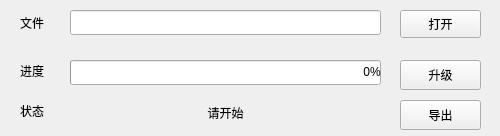
Qt form M-NetUpgradeTool/tftp/tftpwidget.ui (ChinaClever/CleverTool) before a commit.
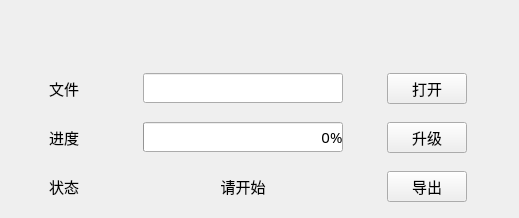
The same form after that commit.

```diff
--- a/M-NetUpgradeTool/tftp/tftpwidget.ui
+++ b/M-NetUpgradeTool/tftp/tftpwidget.ui
@@ -6,139 +6,276 @@
    <rect>
     <x>0</x>
     <y>0</y>
-    <width>500</width>
-    <height>136</height>
+    <width>519</width>
+    <height>218</height>
    </rect>
   </property>
+  <property name="font">
+   <font>
+    <family>微软雅黑</family>
+    <pointsize>11</pointsize>
+   </font>
+  </property>
   <property name="windowTitle">
    <string>Form</string>
   </property>
-  <widget class="QLabel" name="stateLab">
-   <property name="geometry">
-    <rect>
-     <x>70</x>
-     <y>100</y>
-     <width>311</width>
-     <height>25</height>
-    </rect>
+  <layout class="QVBoxLayout" name="verticalLayout">
+   <property name="spacing">
+    <number>5</number>
    </property>
-   <property name="text">
-    <string>请开始</string>
+   <property name="leftMargin">
+    <number>10</number>
    </property>
-   <property name="alignment">
-    <set>Qt::AlignCenter</set>
+   <property name="topMargin">
+    <number>60</number>
    </property>
-  </widget>
-  <widget class="QProgressBar" name="progressBar">
-   <property name="geometry">
-    <rect>
-     <x>70</x>
-     <y>60</y>
-     <width>311</width>
-     <height>25</height>
-    </rect>
+   <property name="rightMargin">
+    <number>10</number>
    </property>
-   <property name="layoutDirection">
-    <enum>Qt::LeftToRight</enum>
-   </property>
-   <property name="styleSheet">
-    <string notr="true">  text-align:right;</string>
-   </property>
-   <property name="value">
+   <property name="bottomMargin">
     <number>0</number>
    </property>
-   <property name="orientation">
-    <enum>Qt::Horizontal</enum>
-   </property>
-  </widget>
-  <widget class="QLineEdit" name="lineEdit">
-   <property name="geometry">
-    <rect>
-     <x>70</x>
-     <y>10</y>
-     <width>311</width>
-     <height>25</height>
-    </rect>
-   </property>
-  </widget>
-  <widget class="QLabel" name="label">
-   <property name="geometry">
-    <rect>
-     <x>20</x>
-     <y>10</y>
-     <width>41</width>
-     <height>25</height>
-    </rect>
-   </property>
-   <property name="text">
-    <string>文件</string>
-   </property>
-  </widget>
-  <widget class="QPushButton" name="openBtn">
-   <property name="geometry">
-    <rect>
-     <x>400</x>
-     <y>10</y>
-     <width>81</width>
-     <height>28</height>
-    </rect>
-   </property>
-   <property name="text">
-    <string>打开</string>
-   </property>
-  </widget>
-  <widget class="QPushButton" name="updateBtn">
-   <property name="geometry">
-    <rect>
-     <x>400</x>
-     <y>60</y>
-     <width>81</width>
-     <height>30</height>
-    </rect>
-   </property>
-   <property name="text">
-    <string>升级</string>
-   </property>
-  </widget>
-  <widget class="QLabel" name="label_2">
-   <property name="geometry">
-    <rect>
-     <x>20</x>
-     <y>60</y>
-     <width>51</width>
-     <height>21</height>
-    </rect>
-   </property>
-   <property name="text">
-    <string>进度</string>
-   </property>
-  </widget>
-  <widget class="QLabel" name="label_3">
-   <property name="geometry">
-    <rect>
-     <x>20</x>
-     <y>100</y>
-     <width>51</width>
-     <height>21</height>
-    </rect>
-   </property>
-   <property name="text">
-    <string>状态</string>
-   </property>
-  </widget>
-  <widget class="QPushButton" name="exportBtn">
-   <property name="geometry">
-    <rect>
-     <x>400</x>
-     <y>100</y>
-     <width>81</width>
-     <height>30</height>
-    </rect>
-   </property>
-   <property name="text">
-    <string>导出</string>
-   </property>
-  </widget>
+   <item>
+    <layout class="QHBoxLayout" name="horizontalLayout">
+     <item>
+      <widget class="QLabel" name="label">
+       <property name="sizePolicy">
+        <sizepolicy hsizetype="Fixed" vsizetype="Fixed">
+         <horstretch>0</horstretch>
+         <verstretch>0</verstretch>
+        </sizepolicy>
+       </property>
+       <property name="minimumSize">
+        <size>
+         <width>50</width>
+         <height>20</height>
+        </size>
+       </property>
+       <property name="maximumSize">
+        <size>
+         <width>50</width>
+         <height>20</height>
+        </size>
+       </property>
+       <property name="sizeIncrement">
+        <size>
+         <width>50</width>
+         <height>20</height>
+        </size>
+       </property>
+       <property name="text">
+        <string>文件</string>
+       </property>
+      </widget>
+     </item>
+     <item>
+      <widget class="QLineEdit" name="lineEdit">
+       <property name="sizePolicy">
+        <sizepolicy hsizetype="Fixed" vsizetype="Fixed">
+         <horstretch>0</horstretch>
+         <verstretch>0</verstretch>
+        </sizepolicy>
+       </property>
+       <property name="minimumSize">
+        <size>
+         <width>200</width>
+         <height>0</height>
+        </size>
+       </property>
+       <property name="maximumSize">
+        <size>
+         <width>200</width>
+         <height>16777215</height>
+        </size>
+       </property>
+       <property name="sizeIncrement">
+        <size>
+         <width>200</width>
+         <height>0</height>
+        </size>
+       </property>
+      </widget>
+     </item>
+     <item>
+      <widget class="QPushButton" name="openBtn">
+       <property name="sizePolicy">
+        <sizepolicy hsizetype="Fixed" vsizetype="Fixed">
+         <horstretch>0</horstretch>
+         <verstretch>0</verstretch>
+        </sizepolicy>
+       </property>
+       <property name="text">
+        <string>打开</string>
+       </property>
+      </widget>
+     </item>
+    </layout>
+   </item>
+   <item>
+    <layout class="QHBoxLayout" name="horizontalLayout_2">
+     <item>
+      <widget class="QLabel" name="label_2">
+       <property name="sizePolicy">
+        <sizepolicy hsizetype="Fixed" vsizetype="Fixed">
+         <horstretch>0</horstretch>
+         <verstretch>0</verstretch>
+        </sizepolicy>
+       </property>
+       <property name="minimumSize">
+        <size>
+         <width>50</width>
+         <height>20</height>
+        </size>
+       </property>
+       <property name="maximumSize">
+        <size>
+         <width>50</width>
+         <height>20</height>
+        </size>
+       </property>
+       <property name="text">
+        <string>进度</string>
+       </property>
+      </widget>
+     </item>
+     <item>
+      <widget class="QProgressBar" name="progressBar">
+       <property name="sizePolicy">
+        <sizepolicy hsizetype="Fixed" vsizetype="Fixed">
+         <horstretch>0</horstretch>
+         <verstretch>0</verstretch>
+        </sizepolicy>
+       </property>
+       <property name="minimumSize">
+        <size>
+         <width>200</width>
+         <height>0</height>
+        </size>
+       </property>
+       <property name="maximumSize">
+        <size>
+         <width>200</width>
+         <height>16777215</height>
+        </size>
+       </property>
+       <property name="sizeIncrement">
+        <size>
+         <width>200</width>
+         <height>0</height>
+        </size>
+       </property>
+       <property name="layoutDirection">
+        <enum>Qt::LeftToRight</enum>
+       </property>
+       <property name="styleSheet">
+        <string notr="true">  text-align:right;</string>
+       </property>
+       <property name="value">
+        <number>0</number>
+       </property>
+       <property name="orientation">
+        <enum>Qt::Horizontal</enum>
+       </property>
+      </widget>
+     </item>
+     <item>
+      <widget class="QPushButton" name="updateBtn">
+       <property name="sizePolicy">
+        <sizepolicy hsizetype="Fixed" vsizetype="Fixed">
+         <horstretch>0</horstretch>
+         <verstretch>0</verstretch>
+        </sizepolicy>
+       </property>
+       <property name="text">
+        <string>升级</string>
+       </property>
+      </widget>
+     </item>
+    </layout>
+   </item>
+   <item>
+    <layout class="QHBoxLayout" name="horizontalLayout_3">
+     <item>
+      <widget class="QLabel" name="label_3">
+       <property name="sizePolicy">
+        <sizepolicy hsizetype="Fixed" vsizetype="Fixed">
+         <horstretch>0</horstretch>
+         <verstretch>0</verstretch>
+        </sizepolicy>
+       </property>
+       <property name="minimumSize">
+        <size>
+         <width>50</width>
+         <height>20</height>
+        </size>
+       </property>
+       <property name="maximumSize">
+        <size>
+         <width>50</width>
+         <height>20</height>
+        </size>
+       </property>
+       <property name="sizeIncrement">
+        <size>
+         <width>50</width>
+         <height>20</height>
+        </size>
+       </property>
+       <property name="text">
+        <string>状态</string>
+       </property>
+      </widget>
+     </item>
+     <item>
+      <widget class="QLabel" name="stateLab">
+       <property name="sizePolicy">
+        <sizepolicy hsizetype="Fixed" vsizetype="Fixed">
+         <horstretch>0</horstretch>
+         <verstretch>0</verstretch>
+        </sizepolicy>
+       </property>
+       <property name="minimumSize">
+        <size>
+         <width>200</width>
+         <height>0</height>
+        </size>
+       </property>
+       <property name="maximumSize">
+        <size>
+         <width>200</width>
+         <height>16777215</height>
+        </size>
+       </property>
+       <property name="sizeIncrement">
+        <size>
+         <width>200</width>
+         <height>0</height>
+        </size>
+       </property>
+       <property name="text">
+        <string>请开始</string>
+       </property>
+       <property name="alignment">
+        <set>Qt::AlignCenter</set>
+       </property>
+      </widget>
+     </item>
+     <item>
+      <widget class="QPushButton" name="exportBtn">
+       <property name="sizePolicy">
+        <sizepolicy hsizetype="Fixed" vsizetype="Fixed">
+         <horstretch>0</horstretch>
+         <verstretch>0</verstretch>
+        </sizepolicy>
+       </property>
+       <property name="text">
+        <string>导出</string>
+       </property>
+      </widget>
+     </item>
+    </layout>
+   </item>
+  </layout>
  </widget>
  <resources/>
  <connections/>
```
